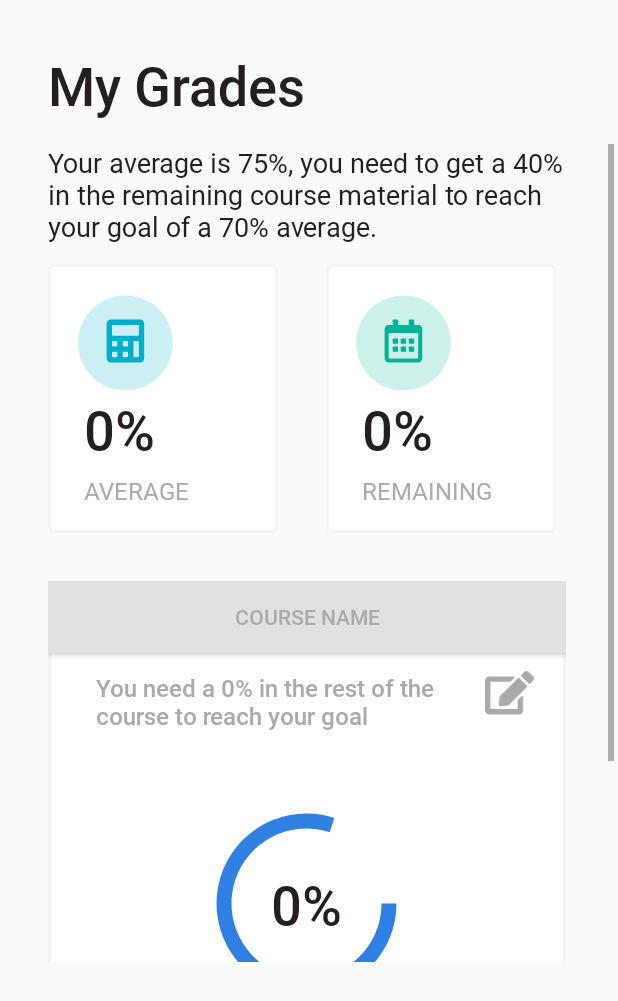
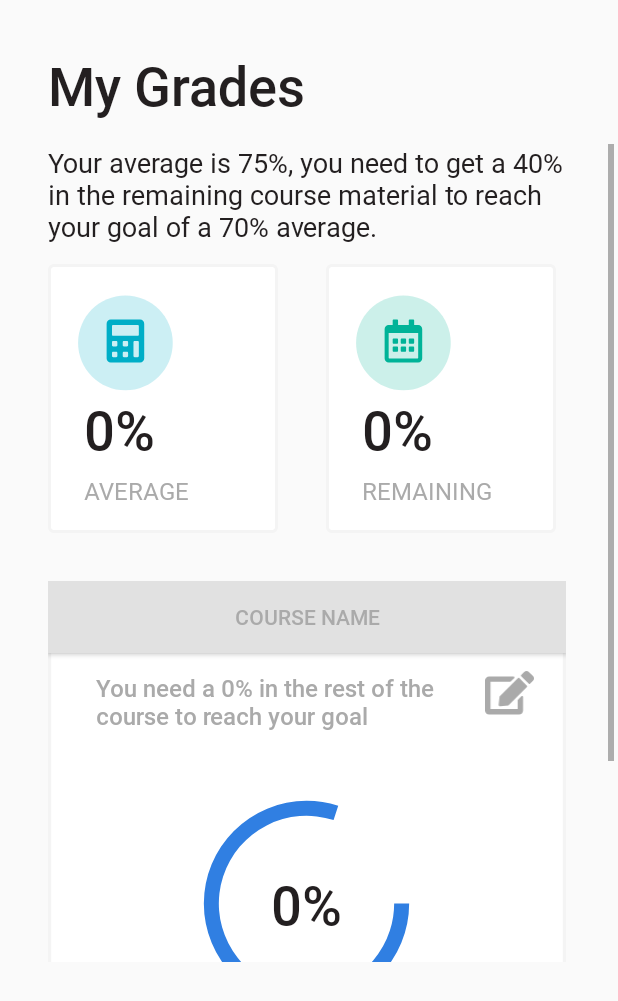
Before and after one commit to not-so-wiseman/Bulb, an Android app: the layout activity_grades_page.xml on its own in the app's theme, with its tools: preview values and no code run, on a phone screen of 412 x 824 dp. Shown: the top 1001 px of the screen. Run offline under Robolectric (Android 15) with nearby library versions, the phone set to English and light mode, and no system bars.

```diff
--- a/Bulb/app/src/main/java/com/a_wiseman_once_said/bulb/GradesPage.java
+++ b/Bulb/app/src/main/java/com/a_wiseman_once_said/bulb/GradesPage.java
@@ -205,7 +205,7 @@ public class GradesPage extends AppCompatActivity implements PopupMenu.OnMenuIte
         btn.setText(COURSE_NAME);
 
         String average = COURSE_AVERAGE.replace("%", "");
-        int progress = Integer.valueOf(average);
+        int progress = Integer.parseInt(average);
 
         ProgressBar pieChart = (ProgressBar) findViewById(R.id.pie);
         pieChart.setProgress(progress);
--- a/Bulb/app/src/main/res/layout/activity_grades_page.xml
+++ b/Bulb/app/src/main/res/layout/activity_grades_page.xml
@@ -220,8 +220,8 @@
 
                 <ProgressBar
                     android:id="@+id/pie"
-                    android:layout_width="150dp"
-                    android:layout_height="150dp"
+                    android:layout_width="175dp"
+                    android:layout_height="175dp"
                     style="?android:progressBarStyleHorizontal"
                     android:progress="80"
                     android:progressDrawable="@drawable/circle"
```
Also changed, not shown: 1 other file.
